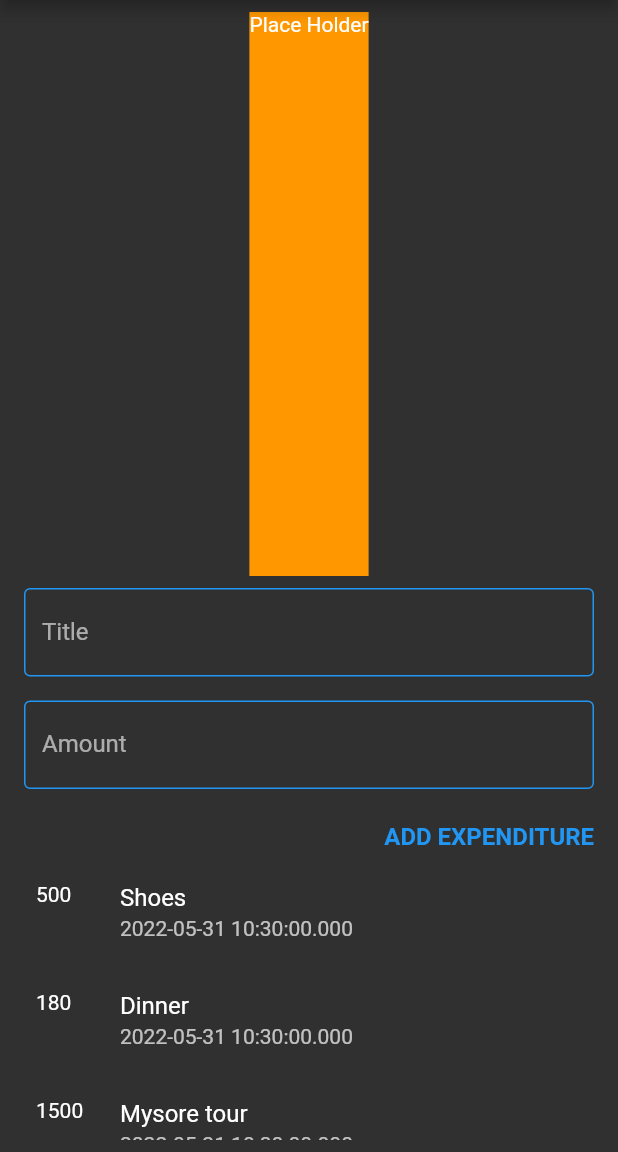
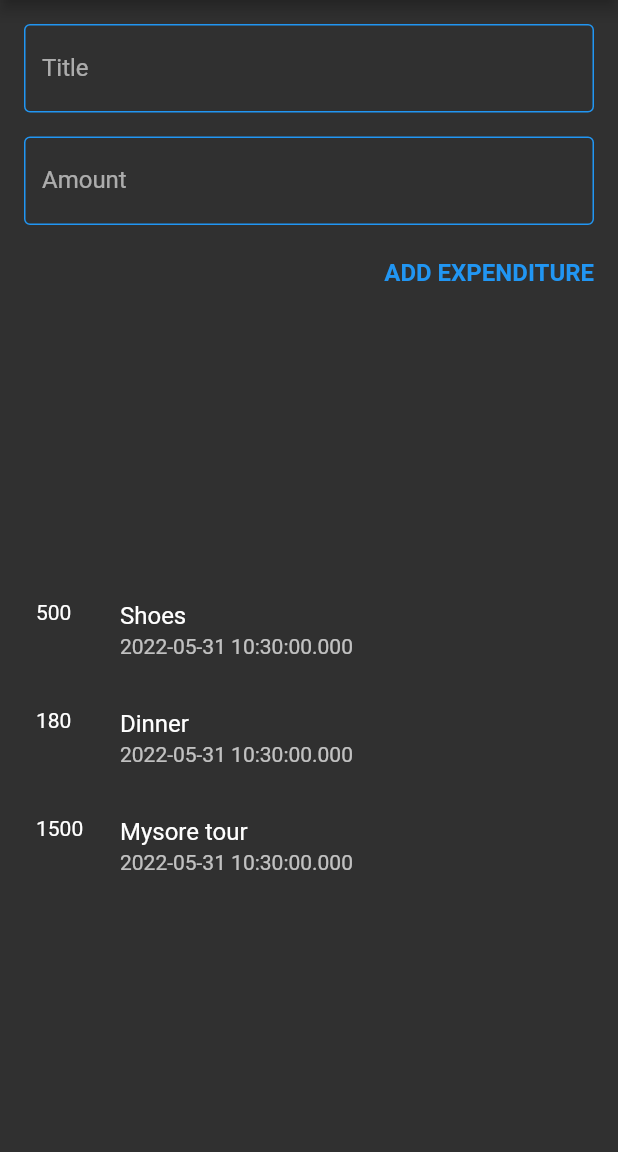
Before and after one commit to AKASHANGADII/expenditure_tracker, a Flutter app: the screen it shows after launch, on a phone screen of 412 x 824 dp, the part 84-1236 px from its top. Run offline on Flutter 3.47's test engine with Material 2 defaults, Android fonts, the phone set to English and light mode, and no system bars.

Commit message:
Removed the week tracker container

```diff
--- a/lib/screens/home_screen.dart
+++ b/lib/screens/home_screen.dart
@@ -3,8 +3,6 @@ import 'package:expenditure_tracker/widgets/user_expenditure.dart';
 import 'package:flutter/material.dart';
 
 class HomeScreen extends StatelessWidget {
-
-
   @override
   Widget build(BuildContext context) {
     return Scaffold(
@@ -16,12 +14,6 @@ class HomeScreen extends StatelessWidget {
         padding: const EdgeInsets.all(8.0),
         child: Column(
           children: [
-            Expanded(
-              child: Container(
-                color: Colors.orange,
-                child: Text("Place Holder"),
-              ),
-            ),
             ExpenditureData(),
           ],
         ),
```
